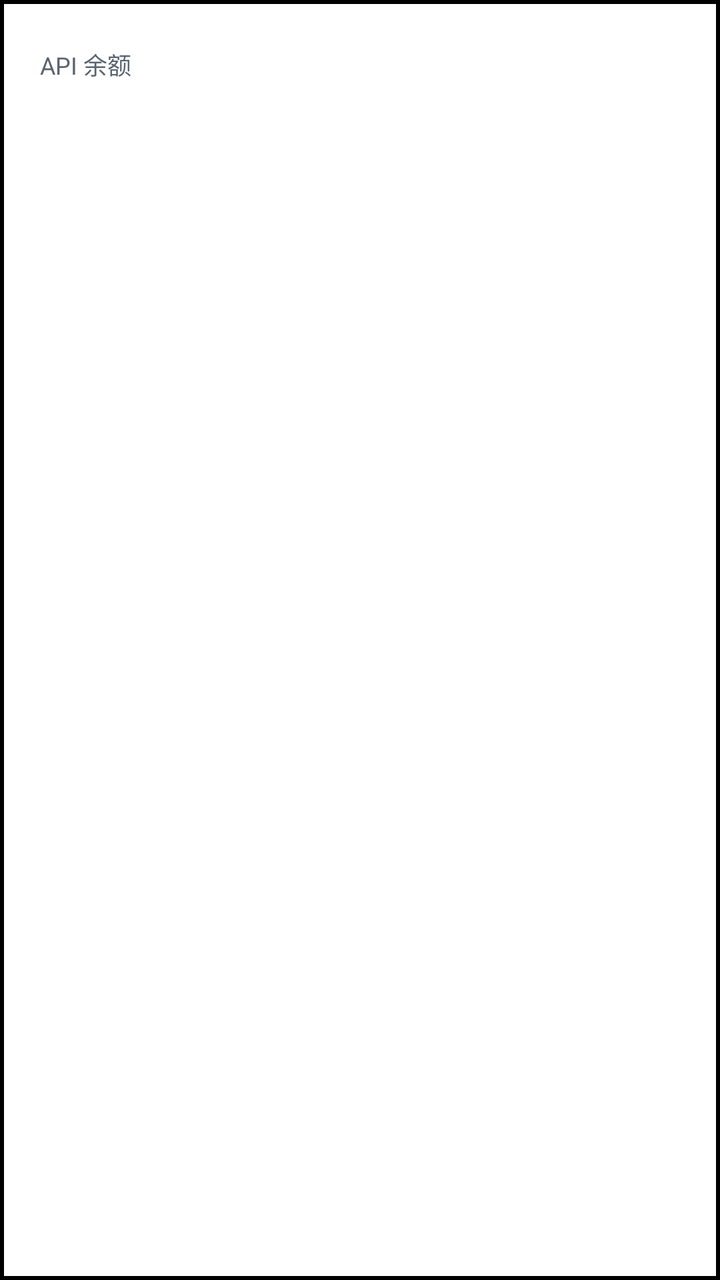
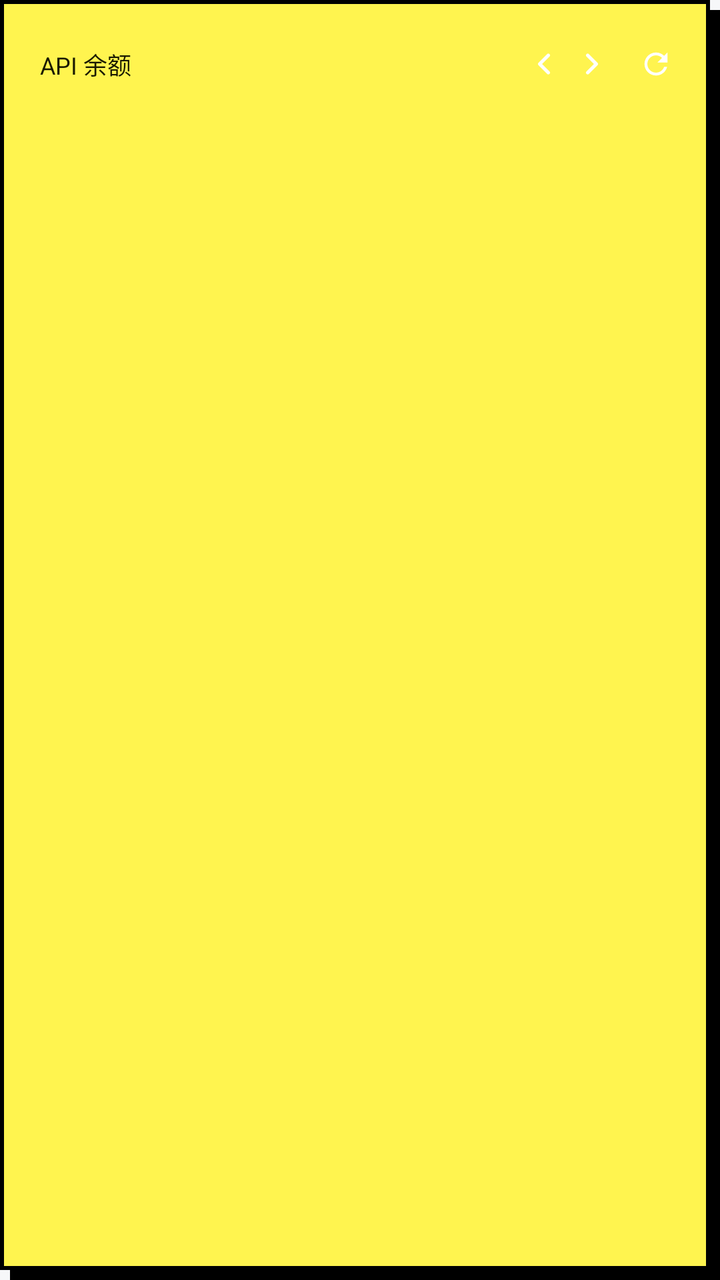

Compare the two renders of this Android layout. The source of the first and the diff that turns it into the second are given below.
<!-- AndroidManifest.xml: application theme AppTheme -->
<!-- res/layout/widget_style5.xml -->
<?xml version="1.0" encoding="utf-8"?>
<FrameLayout xmlns:android="http://schemas.android.com/apk/res/android"
    android:id="@+id/w2_root"
    android:layout_width="match_parent"
    android:layout_height="match_parent"
    android:orientation="vertical"
    android:padding="20dp"
    android:background="@drawable/wg_t5">

    
    <ImageView
        android:id="@+id/w2_frost"
        android:layout_width="match_parent"
        android:layout_height="match_parent"
        android:scaleType="fitXY"
        android:visibility="gone" />


    
    <LinearLayout
        android:layout_width="match_parent"
        android:layout_height="wrap_content"
        android:orientation="vertical">

    
    <LinearLayout
        android:layout_width="match_parent"
        android:layout_height="wrap_content"
        android:orientation="horizontal"
        android:gravity="center_vertical">

        
        <TextView
            android:id="@+id/w2_title"
            android:layout_width="0dp"
            android:layout_height="wrap_content"
            android:layout_weight="1"
            android:minWidth="0dp"
            android:singleLine="true"
            android:ellipsize="end"
            android:includeFontPadding="false"
            android:textColor="@color/w2_tx2"
            android:textSize="12sp"
            android:text="API 余额" />

        <TextView
            android:id="@+id/w2_page"
            android:layout_width="wrap_content"
            android:layout_height="wrap_content"
            android:layout_marginStart="4dp"
            android:minWidth="0dp"
            android:includeFontPadding="false"
            android:textColor="@color/w2_tx3"
            android:textSize="12sp" />

        
        <ImageView
            android:id="@+id/w2_prev"
            android:clickable="true"
            android:focusable="true"
            android:layout_width="24dp"
            android:layout_height="24dp"
            android:layout_marginStart="2dp"
            android:scaleType="fitCenter"
            android:src="@drawable/ic_chevron_left"
            android:contentDescription="上一页" />

        <ImageView
            android:id="@+id/w2_next"
            android:clickable="true"
            android:focusable="true"
            android:layout_width="24dp"
            android:layout_height="24dp"
            android:scaleType="fitCenter"
            android:src="@drawable/ic_chevron_right"
            android:contentDescription="下一页" />

        
        <ImageView
            android:id="@+id/w2_refresh"
            android:clickable="true"
            android:focusable="true"
            android:layout_width="24dp"
            android:layout_height="24dp"
            android:layout_marginStart="8dp"
            android:scaleType="fitCenter"
            android:src="@drawable/ic_refresh"
            android:contentDescription="刷新" />
    </LinearLayout>

    
    <TextView
        android:id="@+id/w2_total"
        android:layout_width="match_parent"
        android:layout_height="wrap_content"
        android:layout_marginTop="10dp"
        android:singleLine="true"
        android:includeFontPadding="false"
        android:textColor="@color/w2_tx"
        android:textSize="24sp"
        android:textStyle="bold" />

    <TextView
        android:id="@+id/w2_sub"
        android:layout_width="match_parent"
        android:layout_height="wrap_content"
        android:layout_marginTop="5dp"
        android:singleLine="true"
        android:ellipsize="end"
        android:includeFontPadding="false"
        android:textColor="@color/w2_tx3"
        android:textSize="10.5sp" />

    

    
    <LinearLayout
        android:id="@+id/w2_row1"
        android:layout_width="match_parent"
        android:layout_height="wrap_content"
        android:layout_marginTop="12dp"
        android:orientation="horizontal"
        android:baselineAligned="false">

        <LinearLayout
            android:id="@+id/w2_slot1"
            android:layout_width="0dp"
            android:layout_height="wrap_content"
            android:layout_weight="1"
            android:orientation="horizontal"
            android:gravity="center_vertical"
            android:visibility="gone">

            <TextView
                android:id="@+id/w2_dot1"
                android:layout_width="6dp"
                android:layout_height="6dp"
                android:layout_marginEnd="8dp"
                android:background="@color/w2_accent" />

            <TextView
                android:id="@+id/w2_name1"
                android:layout_width="wrap_content"
                android:layout_height="wrap_content"
                android:maxWidth="108dp"
                android:singleLine="true"
                android:ellipsize="end"
                android:includeFontPadding="false"
                android:textColor="@color/w2_tx2"
                android:textSize="12sp" />

            <TextView
                android:id="@+id/w2_val1"
                android:layout_width="wrap_content"
                android:layout_height="wrap_content"
                android:layout_marginStart="8dp"
                android:singleLine="true"
                android:includeFontPadding="false"
                android:textColor="@color/w2_tx"
                android:textSize="15.5sp"
                android:textStyle="bold" />
        </LinearLayout>

        <LinearLayout
            android:id="@+id/w2_slot2"
            android:layout_width="0dp"
            android:layout_height="wrap_content"
            android:layout_weight="1"
            android:orientation="horizontal"
            android:gravity="center_vertical"
            android:visibility="gone">

            <TextView
                android:id="@+id/w2_dot2"
                android:layout_width="6dp"
                android:layout_height="6dp"
                android:layout_marginEnd="8dp"
                android:background="@color/w2_accent" />

            <TextView
                android:id="@+id/w2_name2"
                android:layout_width="wrap_content"
                android:layout_height="wrap_content"
                android:maxWidth="108dp"
                android:singleLine="true"
                android:ellipsize="end"
                android:includeFontPadding="false"
                android:textColor="@color/w2_tx2"
                android:textSize="12sp" />

            <TextView
                android:id="@+id/w2_val2"
                android:layout_width="wrap_content"
                android:layout_height="wrap_content"
                android:layout_marginStart="8dp"
                android:singleLine="true"
                android:includeFontPadding="false"
                android:textColor="@color/w2_tx"
                android:textSize="15.5sp"
                android:textStyle="bold" />
        </LinearLayout>
    </LinearLayout>

    
    <TextView
        android:id="@+id/w2_div1"
        android:layout_width="match_parent"
        android:layout_height="1dp"
        android:layout_marginTop="9dp"
        android:background="@color/w2_div"
        android:visibility="gone" />

    
    <LinearLayout
        android:id="@+id/w2_row2"
        android:layout_width="match_parent"
        android:layout_height="wrap_content"
        android:layout_marginTop="9dp"
        android:orientation="horizontal"
        android:baselineAligned="false">

        <LinearLayout
            android:id="@+id/w2_slot3"
            android:layout_width="0dp"
            android:layout_height="wrap_content"
            android:layout_weight="1"
            android:orientation="horizontal"
            android:gravity="center_vertical"
            android:visibility="gone">

            <TextView
                android:id="@+id/w2_dot3"
                android:layout_width="6dp"
                android:layout_height="6dp"
                android:layout_marginEnd="8dp"
                android:background="@color/w2_accent" />

            <TextView
                android:id="@+id/w2_name3"
                android:layout_width="wrap_content"
                android:layout_height="wrap_content"
                android:maxWidth="108dp"
                android:singleLine="true"
                android:ellipsize="end"
                android:includeFontPadding="false"
                android:textColor="@color/w2_tx2"
                android:textSize="12sp" />

            <TextView
                android:id="@+id/w2_val3"
                android:layout_width="wrap_content"
                android:layout_height="wrap_content"
                android:layout_marginStart="8dp"
                android:singleLine="true"
                android:includeFontPadding="false"
                android:textColor="@color/w2_tx"
                android:textSize="15.5sp"
                android:textStyle="bold" />
        </LinearLayout>

        <LinearLayout
            android:id="@+id/w2_slot4"
            android:layout_width="0dp"
            android:layout_height="wrap_content"
            android:layout_weight="1"
            android:orientation="horizontal"
            android:gravity="center_vertical"
            android:visibility="gone">

            <TextView
                android:id="@+id/w2_dot4"
                android:layout_width="6dp"
                android:layout_height="6dp"
                android:layout_marginEnd="8dp"
                android:background="@color/w2_accent" />

            <TextView
                android:id="@+id/w2_name4"
                android:layout_width="wrap_content"
                android:layout_height="wrap_content"
                android:maxWidth="108dp"
                android:singleLine="true"
                android:ellipsize="end"
                android:includeFontPadding="false"
                android:textColor="@color/w2_tx2"
                android:textSize="12sp" />

            <TextView
                android:id="@+id/w2_val4"
                android:layout_width="wrap_content"
                android:layout_height="wrap_content"
                android:layout_marginStart="8dp"
                android:singleLine="true"
                android:includeFontPadding="false"
                android:textColor="@color/w2_tx"
                android:textSize="15.5sp"
                android:textStyle="bold" />
        </LinearLayout>
    </LinearLayout>

    
    <TextView
        android:id="@+id/w2_div2"
        android:layout_width="match_parent"
        android:layout_height="1dp"
        android:layout_marginTop="9dp"
        android:background="@color/w2_div"
        android:visibility="gone" />

    
    <LinearLayout
        android:id="@+id/w2_row3"
        android:layout_width="match_parent"
        android:layout_height="wrap_content"
        android:layout_marginTop="9dp"
        android:orientation="horizontal"
        android:baselineAligned="false">

        <LinearLayout
            android:id="@+id/w2_slot5"
            android:layout_width="0dp"
            android:layout_height="wrap_content"
            android:layout_weight="1"
            android:orientation="horizontal"
            android:gravity="center_vertical"
            android:visibility="gone">

            <TextView
                android:id="@+id/w2_dot5"
                android:layout_width="6dp"
                android:layout_height="6dp"
                android:layout_marginEnd="8dp"
                android:background="@color/w2_accent" />

            <TextView
                android:id="@+id/w2_name5"
                android:layout_width="wrap_content"
                android:layout_height="wrap_content"
                android:maxWidth="108dp"
                android:singleLine="true"
                android:ellipsize="end"
                android:includeFontPadding="false"
                android:textColor="@color/w2_tx2"
                android:textSize="12sp" />

            <TextView
                android:id="@+id/w2_val5"
                android:layout_width="wrap_content"
                android:layout_height="wrap_content"
                android:layout_marginStart="8dp"
                android:singleLine="true"
                android:includeFontPadding="false"
                android:textColor="@color/w2_tx"
                android:textSize="15.5sp"
                android:textStyle="bold" />
        </LinearLayout>

        <LinearLayout
            android:id="@+id/w2_slot6"
            android:layout_width="0dp"
            android:layout_height="wrap_content"
            android:layout_weight="1"
            android:orientation="horizontal"
            android:gravity="center_vertical"
            android:visibility="gone">

            <TextView
                android:id="@+id/w2_dot6"
                android:layout_width="6dp"
                android:layout_height="6dp"
                android:layout_marginEnd="8dp"
                android:background="@color/w2_accent" />

            <TextView
                android:id="@+id/w2_name6"
                android:layout_width="wrap_content"
                android:layout_height="wrap_content"
                android:maxWidth="108dp"
                android:singleLine="true"
                android:ellipsize="end"
                android:includeFontPadding="false"
                android:textColor="@color/w2_tx2"
                android:textSize="12sp" />

            <TextView
                android:id="@+id/w2_val6"
                android:layout_width="wrap_content"
                android:layout_height="wrap_content"
                android:layout_marginStart="8dp"
                android:singleLine="true"
                android:includeFontPadding="false"
                android:textColor="@color/w2_tx"
                android:textSize="15.5sp"
                android:textStyle="bold" />
        </LinearLayout>
    </LinearLayout>

    
    <TextView
        android:id="@+id/w2_div3"
        android:layout_width="match_parent"
        android:layout_height="1dp"
        android:layout_marginTop="9dp"
        android:background="@color/w2_div"
        android:visibility="gone" />

    
    <LinearLayout
        android:id="@+id/w2_row4"
        android:layout_width="match_parent"
        android:layout_height="wrap_content"
        android:layout_marginTop="9dp"
        android:orientation="horizontal"
        android:baselineAligned="false">

        <LinearLayout
            android:id="@+id/w2_slot7"
            android:layout_width="0dp"
            android:layout_height="wrap_content"
            android:layout_weight="1"
            android:orientation="horizontal"
            android:gravity="center_vertical"
            android:visibility="gone">

            <TextView
                android:id="@+id/w2_dot7"
                android:layout_width="6dp"
                android:layout_height="6dp"
                android:layout_marginEnd="8dp"
                android:background="@color/w2_accent" />

            <TextView
                android:id="@+id/w2_name7"
                android:layout_width="wrap_content"
                android:layout_height="wrap_content"
                android:maxWidth="108dp"
                android:singleLine="true"
                android:ellipsize="end"
                android:includeFontPadding="false"
                android:textColor="@color/w2_tx2"
                android:textSize="12sp" />

            <TextView
                android:id="@+id/w2_val7"
                android:layout_width="wrap_content"
                android:layout_height="wrap_content"
                android:layout_marginStart="8dp"
                android:singleLine="true"
                android:includeFontPadding="false"
                android:textColor="@color/w2_tx"
                android:textSize="15.5sp"
                android:textStyle="bold" />
        </LinearLayout>

        <LinearLayout
            android:id="@+id/w2_slot8"
            android:layout_width="0dp"
            android:layout_height="wrap_content"
            android:layout_weight="1"
            android:orientation="horizontal"
            android:gravity="center_vertical"
            android:visibility="gone">

            <TextView
                android:id="@+id/w2_dot8"
                android:layout_width="6dp"
                android:layout_height="6dp"
                android:layout_marginEnd="8dp"
                android:background="@color/w2_accent" />

            <TextView
                android:id="@+id/w2_name8"
                android:layout_width="wrap_content"
                android:layout_height="wrap_content"
                android:maxWidth="108dp"
                android:singleLine="true"
                android:ellipsize="end"
                android:includeFontPadding="false"
                android:textColor="@color/w2_tx2"
                android:textSize="12sp" />

            <TextView
                android:id="@+id/w2_val8"
                android:layout_width="wrap_content"
                android:layout_height="wrap_content"
                android:layout_marginStart="8dp"
                android:singleLine="true"
                android:includeFontPadding="false"
                android:textColor="@color/w2_tx"
                android:textSize="15.5sp"
                android:textStyle="bold" />
        </LinearLayout>
    </LinearLayout>
    </LinearLayout>
</FrameLayout>
<!-- resources referenced by this layout -->
<resources>
  <color name="w2_accent">#4166F5</color>
  <color name="w2_div">#2E9AA6B2</color>
  <color name="w2_tx">#0B0E14</color>
  <color name="w2_tx2">#5A6472</color>
  <color name="w2_tx3">#656F7F</color>
  <!-- drawable wg_t5 (drawable) -->
  <?xml version="1.0" encoding="utf-8"?>
  <shape xmlns:android="http://schemas.android.com/apk/res/android"
      android:shape="rectangle">
      <corners android:radius="0dp" />
      <solid android:color="#FFFFFF" />
      <stroke android:width="2dp" android:color="#000000" />
  </shape>
  <style name="AppDialog_AuroraLight" parent="@android:style/Theme.DeviceDefault.Light.Dialog.Alert">
          <item name="android:windowAnimationStyle">@style/DialogAnim</item>
          <item name="android:colorAccent">#4166F5</item>
          <item name="android:fontFamily">sans-serif</item>
          <item name="android:colorBackground">#FFFFFF</item>
          <item name="android:textColorPrimary">#0B0E14</item>
          <item name="android:textColorSecondary">#414A5C</item>
      </style>
  <!-- drawable mini_btn_border (drawable) -->
  <?xml version="1.0" encoding="utf-8"?>
  <shape xmlns:android="http://schemas.android.com/apk/res/android"
      android:shape="rectangle">
      <corners android:radius="999dp" />
      <solid android:color="?attr/c_btn" />
      <stroke android:width="1.2dp" android:color="?attr/c_btn_border" />
  </shape>
  <!-- drawable tag_bg (drawable) -->
  <?xml version="1.0" encoding="utf-8"?>
  <inset xmlns:android="http://schemas.android.com/apk/res/android"
      android:insetLeft="1dp" android:insetTop="1dp"
      android:insetRight="1dp" android:insetBottom="1dp">
      <shape android:shape="rectangle">
          <solid android:color="?attr/c_input" />
          <corners android:radius="20dp" />
      </shape>
  </inset>
  <!-- drawable seg_bg (drawable) -->
  <?xml version="1.0" encoding="utf-8"?>
  <shape xmlns:android="http://schemas.android.com/apk/res/android"
      android:shape="rectangle">
      <corners android:radius="14dp" />
      <solid android:color="?attr/c_neu_surface" />
      <stroke android:width="1dp" android:color="?attr/c_neu_dark" />
  </shape>
  <!-- drawable input_aurora (drawable) -->
  <?xml version="1.0" encoding="utf-8"?>
  <shape xmlns:android="http://schemas.android.com/apk/res/android"
      android:shape="rectangle">
      <corners android:radius="12dp" />
      <solid android:color="?attr/c_input" />
      <stroke android:width="1dp" android:color="?attr/c_line" />
  </shape>
  <!-- drawable seg_sel (drawable) -->
  <?xml version="1.0" encoding="utf-8"?>
  <shape xmlns:android="http://schemas.android.com/apk/res/android"
      android:shape="rectangle">
      <corners android:radius="10dp" />
      <solid android:color="?attr/c_accent_soft" />
  </shape>
  <!-- drawable pull_bg (drawable) -->
  <?xml version="1.0" encoding="utf-8"?>
  <shape xmlns:android="http://schemas.android.com/apk/res/android"
      android:shape="rectangle">
      <corners android:radius="18dp" />
      <solid android:color="?attr/c_neu_surface" />
      <stroke android:width="1dp" android:color="?attr/c_neu_dark" />
  </shape>
  <style name="DialogAnim">
          <item name="android:windowEnterAnimation">@anim/dialog_in</item>
          <item name="android:windowExitAnimation">@anim/dialog_out</item>
      </style>
  <!-- unchanged entries left out for length: 4 -->
</resources>

<!-- the commit's change to res/layout/widget_style5.xml (unified diff, before → after) -->
@@ -39,7 +39,7 @@
             android:singleLine="true"
             android:ellipsize="end"
             android:includeFontPadding="false"
-            android:textColor="@color/w2_tx2"
+            android:textColor="@color/ws5_tx2"
             android:textSize="12sp"
             android:text="API 余额" />
 
@@ -50,7 +50,7 @@
             android:layout_marginStart="4dp"
             android:minWidth="0dp"
             android:includeFontPadding="false"
-            android:textColor="@color/w2_tx3"
+            android:textColor="@color/ws5_tx3"
             android:textSize="12sp" />
 
         
@@ -96,7 +96,7 @@
         android:layout_marginTop="10dp"
         android:singleLine="true"
         android:includeFontPadding="false"
-        android:textColor="@color/w2_tx"
+        android:textColor="@color/ws5_tx"
         android:textSize="24sp"
         android:textStyle="bold" />
 
@@ -108,7 +108,7 @@
         android:singleLine="true"
         android:ellipsize="end"
         android:includeFontPadding="false"
-        android:textColor="@color/w2_tx3"
+        android:textColor="@color/ws5_tx3"
         android:textSize="10.5sp" />
 
     
@@ -136,7 +136,7 @@
                 android:layout_width="6dp"
                 android:layout_height="6dp"
                 android:layout_marginEnd="8dp"
-                android:background="@color/w2_accent" />
+                android:background="@color/ws5_accent" />
 
             <TextView
                 android:id="@+id/w2_name1"
@@ -146,7 +146,7 @@
                 android:singleLine="true"
                 android:ellipsize="end"
                 android:includeFontPadding="false"
-                android:textColor="@color/w2_tx2"
+                android:textColor="@color/ws5_tx2"
                 android:textSize="12sp" />
 
             <TextView
@@ -156,7 +156,7 @@
                 android:layout_marginStart="8dp"
                 android:singleLine="true"
                 android:includeFontPadding="false"
-                android:textColor="@color/w2_tx"
+                android:textColor="@color/ws5_tx"
                 android:textSize="15.5sp"
                 android:textStyle="bold" />
         </LinearLayout>
@@ -175,7 +175,7 @@
                 android:layout_width="6dp"
                 android:layout_height="6dp"
                 android:layout_marginEnd="8dp"
-                android:background="@color/w2_accent" />
+                android:background="@color/ws5_accent" />
 
             <TextView
                 android:id="@+id/w2_name2"
@@ -185,7 +185,7 @@
                 android:singleLine="true"
                 android:ellipsize="end"
                 android:includeFontPadding="false"
-                android:textColor="@color/w2_tx2"
+                android:textColor="@color/ws5_tx2"
                 android:textSize="12sp" />
 
             <TextView
@@ -195,7 +195,7 @@
                 android:layout_marginStart="8dp"
                 android:singleLine="true"
                 android:includeFontPadding="false"
-                android:textColor="@color/w2_tx"
+                android:textColor="@color/ws5_tx"
                 android:textSize="15.5sp"
                 android:textStyle="bold" />
         </LinearLayout>
@@ -207,7 +207,7 @@
         android:layout_width="match_parent"
         android:layout_height="1dp"
         android:layout_marginTop="9dp"
-        android:background="@color/w2_div"
+        android:background="@color/ws5_div"
         android:visibility="gone" />
 
     
@@ -233,7 +233,7 @@
                 android:layout_width="6dp"
                 android:layout_height="6dp"
                 android:layout_marginEnd="8dp"
-                android:background="@color/w2_accent" />
+                android:background="@color/ws5_accent" />
 
             <TextView
                 android:id="@+id/w2_name3"
@@ -243,7 +243,7 @@
                 android:singleLine="true"
                 android:ellipsize="end"
                 android:includeFontPadding="false"
-                android:textColor="@color/w2_tx2"
+                android:textColor="@color/ws5_tx2"
                 android:textSize="12sp" />
 
             <TextView
@@ -253,7 +253,7 @@
                 android:layout_marginStart="8dp"
                 android:singleLine="true"
                 android:includeFontPadding="false"
-                android:textColor="@color/w2_tx"
+                android:textColor="@color/ws5_tx"
                 android:textSize="15.5sp"
                 android:textStyle="bold" />
         </LinearLayout>
@@ -272,7 +272,7 @@
                 android:layout_width="6dp"
                 android:layout_height="6dp"
                 android:layout_marginEnd="8dp"
-                android:background="@color/w2_accent" />
+                android:background="@color/ws5_accent" />
 
             <TextView
                 android:id="@+id/w2_name4"
@@ -282,7 +282,7 @@
                 android:singleLine="true"
                 android:ellipsize="end"
                 android:includeFontPadding="false"
-                android:textColor="@color/w2_tx2"
+                android:textColor="@color/ws5_tx2"
                 android:textSize="12sp" />
 
             <TextView
@@ -292,7 +292,7 @@
                 android:layout_marginStart="8dp"
                 android:singleLine="true"
                 android:includeFontPadding="false"
-                android:textColor="@color/w2_tx"
+                android:textColor="@color/ws5_tx"
                 android:textSize="15.5sp"
                 android:textStyle="bold" />
         </LinearLayout>
@@ -304,7 +304,7 @@
         android:layout_width="match_parent"
         android:layout_height="1dp"
         android:layout_marginTop="9dp"
-        android:background="@color/w2_div"
+        android:background="@color/ws5_div"
         android:visibility="gone" />
 
     
@@ -330,7 +330,7 @@
                 android:layout_width="6dp"
                 android:layout_height="6dp"
                 android:layout_marginEnd="8dp"
-                android:background="@color/w2_accent" />
+                android:background="@color/ws5_accent" />
 
             <TextView
                 android:id="@+id/w2_name5"
@@ -340,7 +340,7 @@
                 android:singleLine="true"
                 android:ellipsize="end"
                 android:includeFontPadding="false"
-                android:textColor="@color/w2_tx2"
+                android:textColor="@color/ws5_tx2"
                 android:textSize="12sp" />
 
             <TextView
@@ -350,7 +350,7 @@
                 android:layout_marginStart="8dp"
                 android:singleLine="true"
                 android:includeFontPadding="false"
-                android:textColor="@color/w2_tx"
+                android:textColor="@color/ws5_tx"
                 android:textSize="15.5sp"
                 android:textStyle="bold" />
         </LinearLayout>
@@ -369,7 +369,7 @@
                 android:layout_width="6dp"
                 android:layout_height="6dp"
                 android:layout_marginEnd="8dp"
-                android:background="@color/w2_accent" />
+                android:background="@color/ws5_accent" />
 
             <TextView
                 android:id="@+id/w2_name6"
@@ -379,7 +379,7 @@
                 android:singleLine="true"
                 android:ellipsize="end"
                 android:includeFontPadding="false"
-                android:textColor="@color/w2_tx2"
+                android:textColor="@color/ws5_tx2"
                 android:textSize="12sp" />
 
             <TextView
@@ -389,7 +389,7 @@
                 android:layout_marginStart="8dp"
                 android:singleLine="true"
                 android:includeFontPadding="false"
-                android:textColor="@color/w2_tx"
+                android:textColor="@color/ws5_tx"
                 android:textSize="15.5sp"
                 android:textStyle="bold" />
         </LinearLayout>
@@ -401,7 +401,7 @@
         android:layout_width="match_parent"
         android:layout_height="1dp"
         android:layout_marginTop="9dp"
-        android:background="@color/w2_div"
+        android:background="@color/ws5_div"
         android:visibility="gone" />
 
     
@@ -427,7 +427,7 @@
                 android:layout_width="6dp"
                 android:layout_height="6dp"
                 android:layout_marginEnd="8dp"
-                android:background="@color/w2_accent" />
+                android:background="@color/ws5_accent" />
 
             <TextView
                 android:id="@+id/w2_name7"
@@ -437,7 +437,7 @@
                 android:singleLine="true"
                 android:ellipsize="end"
                 android:includeFontPadding="false"
-                android:textColor="@color/w2_tx2"
+                android:textColor="@color/ws5_tx2"
                 android:textSize="12sp" />
 
             <TextView
@@ -447,7 +447,7 @@
                 android:layout_marginStart="8dp"
                 android:singleLine="true"
                 android:includeFontPadding="false"
-                android:textColor="@color/w2_tx"
+                android:textColor="@color/ws5_tx"
                 android:textSize="15.5sp"
                 android:textStyle="bold" />
         </LinearLayout>
@@ -466,7 +466,7 @@
                 android:layout_width="6dp"
                 android:layout_height="6dp"
                 android:layout_marginEnd="8dp"
-                android:background="@color/w2_accent" />
+                android:background="@color/ws5_accent" />
 
             <TextView
                 android:id="@+id/w2_name8"
@@ -476,7 +476,7 @@
                 android:singleLine="true"
                 android:ellipsize="end"
                 android:includeFontPadding="false"
-                android:textColor="@color/w2_tx2"
+                android:textColor="@color/ws5_tx2"
                 android:textSize="12sp" />
 
             <TextView
@@ -486,7 +486,7 @@
                 android:layout_marginStart="8dp"
                 android:singleLine="true"
                 android:includeFontPadding="false"
-                android:textColor="@color/w2_tx"
+                android:textColor="@color/ws5_tx"
                 android:textSize="15.5sp"
                 android:textStyle="bold" />
         </LinearLayout>
<!-- resource entries referenced after the edit -->
@@ -1,18 +1,27 @@
 <!-- resources referenced by this layout -->
 <resources>
-  <color name="w2_accent">#4166F5</color>
-  <color name="w2_div">#2E9AA6B2</color>
-  <color name="w2_tx">#0B0E14</color>
-  <color name="w2_tx2">#5A6472</color>
-  <color name="w2_tx3">#656F7F</color>
+  <color name="ws5_accent">#FFFF0000</color>
+  <color name="ws5_div">#FF000000</color>
+  <color name="ws5_tx">#FF000000</color>
+  <color name="ws5_tx2">#FF1A1A00</color>
+  <color name="ws5_tx3">#FF3A3A00</color>
   <!-- drawable wg_t5 (drawable) -->
   <?xml version="1.0" encoding="utf-8"?>
-  <shape xmlns:android="http://schemas.android.com/apk/res/android"
-      android:shape="rectangle">
-      <corners android:radius="0dp" />
-      <solid android:color="#FFFFFF" />
-      <stroke android:width="2dp" android:color="#000000" />
-  </shape>
+  <layer-list xmlns:android="http://schemas.android.com/apk/res/android">
+      <item android:left="5dp" android:top="5dp">
+          <shape android:shape="rectangle">
+              <solid android:color="#FF000000" />
+              <corners android:radius="0dp" />
+          </shape>
+      </item>
+      <item android:right="5dp" android:bottom="5dp">
+          <shape android:shape="rectangle">
+              <solid android:color="#FFFFF44F" />
+              <stroke android:width="2dp" android:color="#FF000000" />
+              <corners android:radius="0dp" />
+          </shape>
+      </item>
+  </layer-list>
   <style name="AppDialog_AuroraLight" parent="@android:style/Theme.DeviceDefault.Light.Dialog.Alert">
           <item name="android:windowAnimationStyle">@style/DialogAnim</item>
           <item name="android:colorAccent">#4166F5</item>
